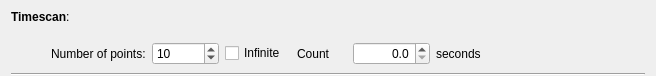
mlz-ictrl/nicos, file nicos/clients/gui/cmdlets/timescan.ui: the form before one commit.
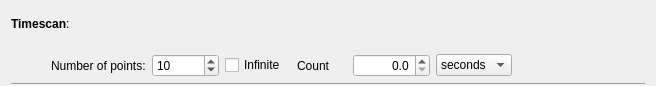
The form after the commit.

```diff
--- a/nicos/clients/gui/cmdlets/timescan.ui
+++ b/nicos/clients/gui/cmdlets/timescan.ui
@@ -7,7 +7,7 @@
     <x>0</x>
     <y>0</y>
     <width>656</width>
-    <height>76</height>
+    <height>86</height>
    </rect>
   </property>
   <property name="windowTitle">
@@ -148,10 +148,17 @@
       </widget>
      </item>
      <item>
-      <widget class="QLabel" name="label_6">
+      <widget class="QComboBox" name="presetunit">
+       <item>
        <property name="text">
         <string>seconds</string>
        </property>
+       </item>
+       <item>
+        <property name="text">
+         <string>minutes</string>
+        </property>
+       </item>
       </widget>
      </item>
      <item>
```
Left out of the diff: 4 changed lines with no effect on the pictures. Lines whose indentation alone changed are shown as unchanged.
